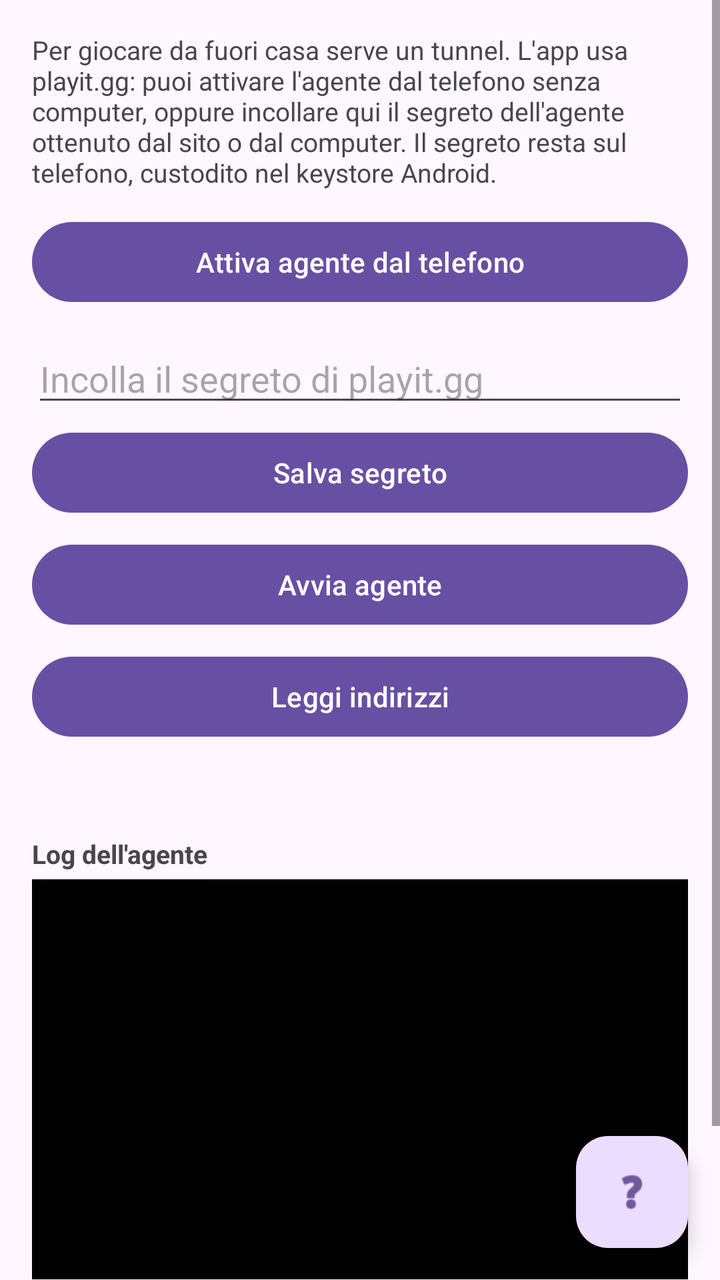
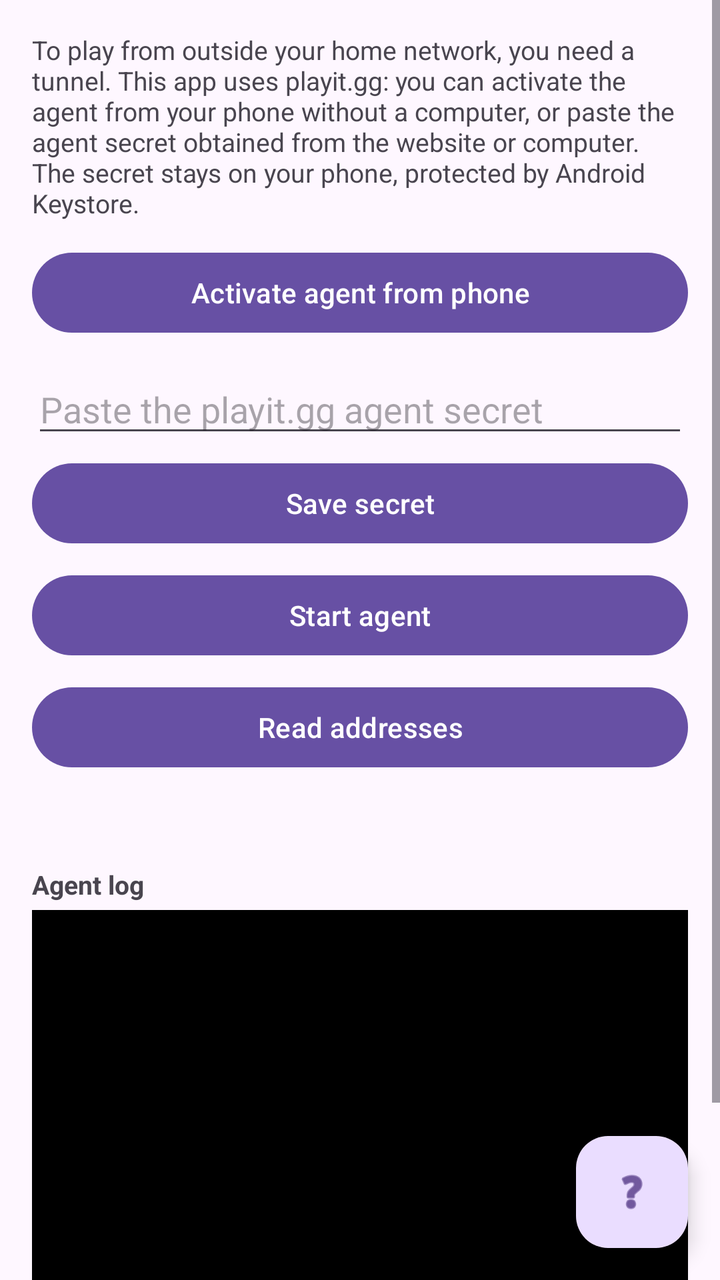

Two renders of the same Android screen: before a commit and after it. Below are the layout's source before the change and the commit's diff.
<!-- AndroidManifest.xml: application theme Theme.Material3.DayNight -->
<!-- res/layout/activity_network.xml -->
<?xml version="1.0" encoding="utf-8"?>
<FrameLayout xmlns:android="http://schemas.android.com/apk/res/android"
    android:layout_width="match_parent"
    android:layout_height="match_parent">

    <ScrollView
        android:layout_width="match_parent"
        android:layout_height="match_parent">

        <LinearLayout
            android:layout_width="match_parent"
            android:layout_height="wrap_content"
            android:orientation="vertical"
            android:paddingLeft="16dp"
            android:paddingTop="16dp"
            android:paddingRight="16dp"
            android:paddingBottom="88dp">

            <TextView
                android:layout_width="match_parent"
                android:layout_height="wrap_content"
                android:text="Per giocare da fuori casa serve un tunnel. L'app usa playit.gg: puoi attivare l'agente dal telefono senza computer, oppure incollare qui il segreto dell'agente ottenuto dal sito o dal computer. Il segreto resta sul telefono, custodito nel keystore Android."
                android:textSize="13sp" />

            <Button
                android:id="@+id/buttonClaimSecret"
                android:layout_width="match_parent"
                android:layout_height="wrap_content"
                android:layout_marginTop="12dp"
                android:text="Attiva agente dal telefono" />

            <EditText
                android:id="@+id/inputSecret"
                android:layout_width="match_parent"
                android:layout_height="wrap_content"
                android:layout_marginTop="12dp"
                android:hint="Incolla il segreto di playit.gg"
                android:inputType="textNoSuggestions"
                android:maxLines="3" />

            <Button
                android:id="@+id/buttonSaveSecret"
                android:layout_width="match_parent"
                android:layout_height="wrap_content"
                android:layout_marginTop="4dp"
                android:text="Salva segreto" />

            <Button
                android:id="@+id/buttonStartStopAgent"
                android:layout_width="match_parent"
                android:layout_height="wrap_content"
                android:layout_marginTop="8dp"
                android:text="Avvia agente" />

            <Button
                android:id="@+id/buttonRefreshTunnels"
                android:layout_width="match_parent"
                android:layout_height="wrap_content"
                android:layout_marginTop="8dp"
                android:text="Leggi indirizzi" />

            <TextView
                android:id="@+id/textNetworkStatus"
                android:layout_width="match_parent"
                android:layout_height="wrap_content"
                android:layout_marginTop="12dp"
                android:textSize="13sp"
                android:textStyle="bold" />

            <LinearLayout
                android:id="@+id/containerTunnels"
                android:layout_width="match_parent"
                android:layout_height="wrap_content"
                android:orientation="vertical" />

            <TextView
                android:layout_width="match_parent"
                android:layout_height="wrap_content"
                android:layout_marginTop="16dp"
                android:text="Log dell'agente"
                android:textSize="13sp"
                android:textStyle="bold" />

            <ScrollView
                android:id="@+id/networkLogScroll"
                android:layout_width="match_parent"
                android:layout_height="200dp"
                android:layout_marginTop="4dp"
                android:background="#000000">

                <TextView
                    android:id="@+id/textNetworkLog"
                    android:layout_width="match_parent"
                    android:layout_height="wrap_content"
                    android:fontFamily="monospace"
                    android:padding="8dp"
                    android:textColor="#00FF00"
                    android:textIsSelectable="true"
                    android:textSize="11sp" />

            </ScrollView>

        </LinearLayout>

    </ScrollView>

    <com.google.android.material.floatingactionbutton.FloatingActionButton
        android:id="@+id/fabHelp"
        android:layout_width="wrap_content"
        android:layout_height="wrap_content"
        android:layout_gravity="bottom|end"
        android:layout_margin="16dp"
        android:contentDescription="Apri la guida"
        android:src="@android:drawable/ic_menu_help" />

</FrameLayout>
<!-- resources referenced by this layout -->
<resources>

</resources>

<!-- the commit's change to res/layout/activity_network.xml (unified diff, before → after) -->
@@ -19,7 +19,7 @@
             <TextView
                 android:layout_width="match_parent"
                 android:layout_height="wrap_content"
-                android:text="Per giocare da fuori casa serve un tunnel. L'app usa playit.gg: puoi attivare l'agente dal telefono senza computer, oppure incollare qui il segreto dell'agente ottenuto dal sito o dal computer. Il segreto resta sul telefono, custodito nel keystore Android."
+                android:text="@string/network_intro"
                 android:textSize="13sp" />
 
             <Button
@@ -27,14 +27,14 @@
                 android:layout_width="match_parent"
                 android:layout_height="wrap_content"
                 android:layout_marginTop="12dp"
-                android:text="Attiva agente dal telefono" />
+                android:text="@string/network_claim_button" />
 
             <EditText
                 android:id="@+id/inputSecret"
                 android:layout_width="match_parent"
                 android:layout_height="wrap_content"
                 android:layout_marginTop="12dp"
-                android:hint="Incolla il segreto di playit.gg"
+                android:hint="@string/network_secret_hint"
                 android:inputType="textNoSuggestions"
                 android:maxLines="3" />
 
@@ -43,21 +43,21 @@
                 android:layout_width="match_parent"
                 android:layout_height="wrap_content"
                 android:layout_marginTop="4dp"
-                android:text="Salva segreto" />
+                android:text="@string/network_save_button" />
 
             <Button
                 android:id="@+id/buttonStartStopAgent"
                 android:layout_width="match_parent"
                 android:layout_height="wrap_content"
                 android:layout_marginTop="8dp"
-                android:text="Avvia agente" />
+                android:text="@string/network_start_agent_button" />
 
             <Button
                 android:id="@+id/buttonRefreshTunnels"
                 android:layout_width="match_parent"
                 android:layout_height="wrap_content"
                 android:layout_marginTop="8dp"
-                android:text="Leggi indirizzi" />
+                android:text="@string/network_read_addresses_button" />
 
             <TextView
                 android:id="@+id/textNetworkStatus"
@@ -77,7 +77,7 @@
                 android:layout_width="match_parent"
                 android:layout_height="wrap_content"
                 android:layout_marginTop="16dp"
-                android:text="Log dell'agente"
+                android:text="@string/network_agent_log_label"
                 android:textSize="13sp"
                 android:textStyle="bold" />
 
@@ -110,7 +110,7 @@
         android:layout_height="wrap_content"
         android:layout_gravity="bottom|end"
         android:layout_margin="16dp"
-        android:contentDescription="Apri la guida"
+        android:contentDescription="@string/network_help_content_description"
         android:src="@android:drawable/ic_menu_help" />
 
 </FrameLayout>
<!-- resource entries referenced after the edit -->
@@ -1,5 +1,12 @@
 <!-- resources referenced by this layout -->
 <resources>
-
+  <string name="network_agent_log_label">Agent log</string>
+  <string name="network_claim_button">Activate agent from phone</string>
+  <string name="network_help_content_description">Open the guide</string>
+  <string name="network_intro">To play from outside your home network, you need a tunnel. This app uses playit.gg: you can activate the agent from your phone without a computer, or paste the agent secret obtained from the website or computer. The secret stays on your phone, protected by Android Keystore.</string>
+  <string name="network_read_addresses_button">Read addresses</string>
+  <string name="network_save_button">Save secret</string>
+  <string name="network_secret_hint">Paste the playit.gg agent secret</string>
+  <string name="network_start_agent_button">Start agent</string>
 </resources>
 
